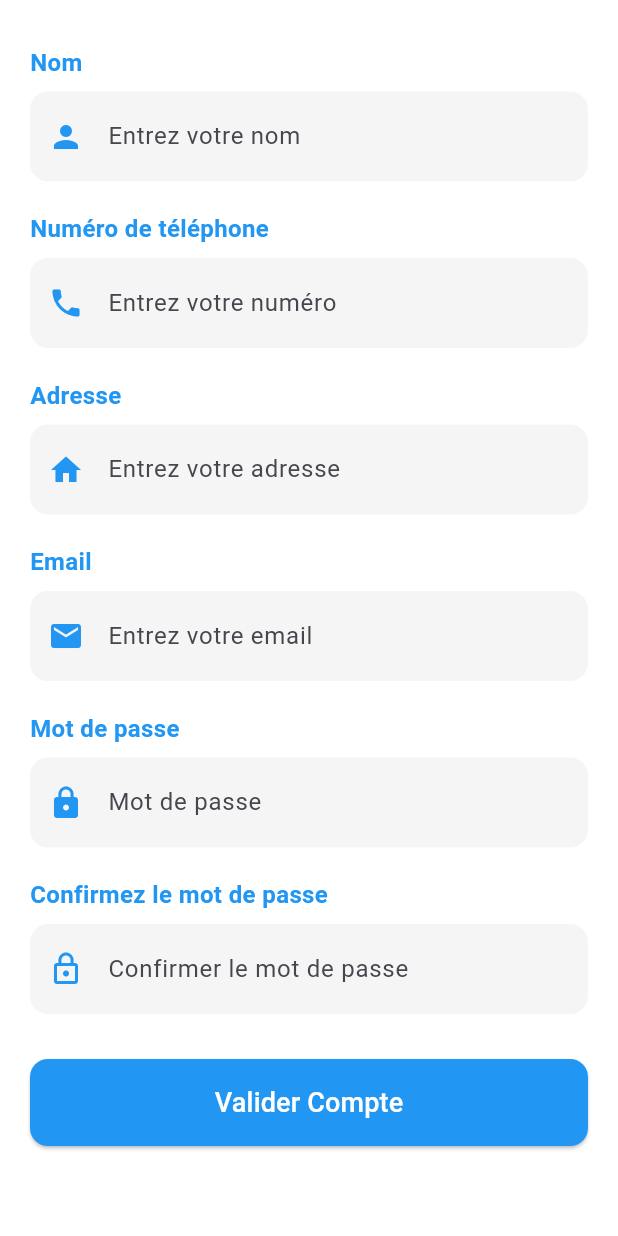
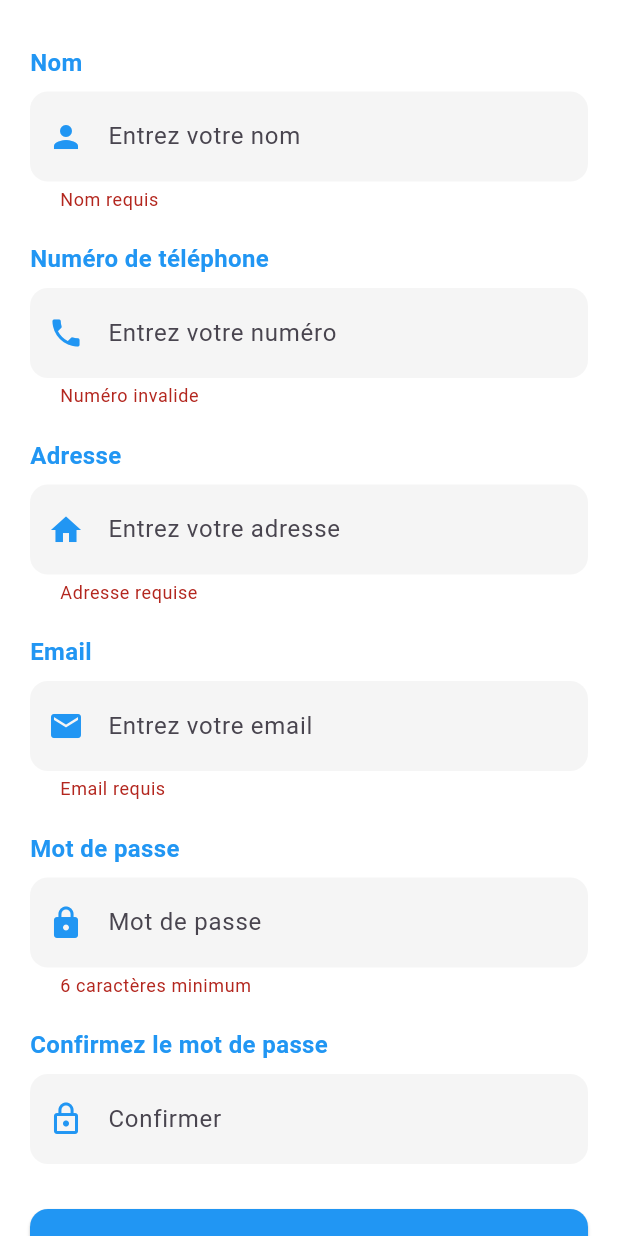
Before and after one commit to Achainu/Mon_pressing, a Flutter app: the CreerUnCompteScreen screen opened directly, scrolled down 88 dp, after a tap on "Valider Compte", on a phone screen of 412 x 824 dp. Run offline on Flutter 3.47's test engine with Material 3 defaults, Android fonts, the phone set to English and light mode, and no system bars; our stand-ins replace firebase_core; accounts and stored records are empty.

Commit message:
conversion du fichier creer un compte en stefulwidget

```diff
--- a/lib/compte/view/creer_un_compte_screen.dart
+++ b/lib/compte/view/creer_un_compte_screen.dart
@@ -1,7 +1,22 @@
 import 'package:flutter/material.dart';
 
-class CreerUnCompteScreen extends StatelessWidget {
+class CreerUnCompteScreen extends StatefulWidget {
   const CreerUnCompteScreen({super.key});
+
+  @override
+  State<CreerUnCompteScreen> createState() => _CreerUnCompteScreenState();
+}
+
+class _CreerUnCompteScreenState extends State<CreerUnCompteScreen> {
+
+  final _formKey = GlobalKey<FormState>();
+
+  final nomCtrl = TextEditingController();
+  final telCtrl = TextEditingController();
+  final adresseCtrl = TextEditingController();
+  final emailCtrl = TextEditingController();
+  final passCtrl = TextEditingController();
+  final confirmCtrl = TextEditingController();
 
   InputDecoration champStyle({
     required String hint,
@@ -12,10 +27,8 @@ class CreerUnCompteScreen extends StatelessWidget {
       prefixIcon: Icon(icon, color: Colors.blue),
       filled: true,
       fillColor: Colors.grey.shade100,
-      contentPadding: const EdgeInsets.symmetric(
-        vertical: 18,
-        horizontal: 16,
-      ),
+      contentPadding:
+          const EdgeInsets.symmetric(vertical: 18, horizontal: 16),
       border: OutlineInputBorder(
         borderRadius: BorderRadius.circular(12),
         borderSide: BorderSide.none,
@@ -41,6 +54,30 @@ class CreerUnCompteScreen extends StatelessWidget {
     );
   }
 
+  void validerCompte() {
+    if (_formKey.currentState!.validate()) {
+      print("Nom: ${nomCtrl.text}");
+      print("Tel: ${telCtrl.text}");
+      print("Adresse: ${adresseCtrl.text}");
+      print("Email: ${emailCtrl.text}");
+
+      ScaffoldMessenger.of(context).showSnackBar(
+        const SnackBar(content: Text("Formulaire valide ✅")),
+      );
+    }
+  }
+
+  @override
+  void dispose() {
+    nomCtrl.dispose();
+    telCtrl.dispose();
+    adresseCtrl.dispose();
+    emailCtrl.dispose();
+    passCtrl.dispose();
+    confirmCtrl.dispose();
+    super.dispose();
+  }
+
   @override
   Widget build(BuildContext context) {
     return Scaffold(
@@ -52,11 +89,14 @@ class CreerUnCompteScreen extends StatelessWidget {
               ScrollViewKeyboardDismissBehavior.onDrag,
           child: Padding(
             padding: const EdgeInsets.all(20),
+
+            /// ✅ FORM AJOUTÉ
+            child: Form(
+              key: _formKey,
               child: Column(
                 crossAxisAlignment: CrossAxisAlignment.start,
                 children: [
 
-                /// Titre
                   const Center(
                     child: Text(
                       "Entrez vos informations\npour créer un compte",
@@ -71,99 +111,113 @@ class CreerUnCompteScreen extends StatelessWidget {
 
                   const SizedBox(height: 30),
 
-                /// Nom
+                  /// NOM
                   titreChamp("Nom"),
-                TextField(
-                  textInputAction: TextInputAction.next,
-                  keyboardType: TextInputType.name,
+                  TextFormField(
+                    controller: nomCtrl,
                     decoration: champStyle(
                       hint: "Entrez votre nom",
                       icon: Icons.person,
                     ),
+                    validator: (v) =>
+                        v!.isEmpty ? "Nom requis" : null,
                   ),
 
                   const SizedBox(height: 20),
 
-                /// Téléphone
+                  /// TEL
                   titreChamp("Numéro de téléphone"),
-                TextField(
-                  textInputAction: TextInputAction.next,
+                  TextFormField(
+                    controller: telCtrl,
                     keyboardType: TextInputType.phone,
                     decoration: champStyle(
                       hint: "Entrez votre numéro",
                       icon: Icons.phone,
                     ),
+                    validator: (v) =>
+                        v!.length < 8 ? "Numéro invalide" : null,
                   ),
 
                   const SizedBox(height: 20),
 
-                /// Adresse
+                  /// ADRESSE
                   titreChamp("Adresse"),
-                TextField(
-                  textInputAction: TextInputAction.next,
-                  keyboardType: TextInputType.streetAddress,
+                  TextFormField(
+                    controller: adresseCtrl,
                     decoration: champStyle(
                       hint: "Entrez votre adresse",
                       icon: Icons.home,
                     ),
+                    validator: (v) =>
+                        v!.isEmpty ? "Adresse requise" : null,
                   ),
 
                   const SizedBox(height: 20),
 
-                /// Email
+                  /// EMAIL
                   titreChamp("Email"),
-                TextField(
-                  textInputAction: TextInputAction.next,
+                  TextFormField(
+                    controller: emailCtrl,
                     keyboardType: TextInputType.emailAddress,
                     decoration: champStyle(
                       hint: "Entrez votre email",
                       icon: Icons.email,
                     ),
+                    validator: (v) {
+                      if (v == null || v.isEmpty) return "Email requis";
+                      if (!v.contains("@")) return "Email invalide";
+                      return null;
+                    },
                   ),
 
                   const SizedBox(height: 20),
 
-                /// Mot de passe
+                  /// PASS
                   titreChamp("Mot de passe"),
-                TextField(
+                  TextFormField(
+                    controller: passCtrl,
                     obscureText: true,
-                  textInputAction: TextInputAction.next,
                     decoration: champStyle(
                       hint: "Mot de passe",
                       icon: Icons.lock,
                     ),
+                    validator: (v) =>
+                        v!.length < 6 ? "6 caractères minimum" : null,
                   ),
 
                   const SizedBox(height: 20),
 
-                /// Confirmation
+                  /// CONFIRM
                   titreChamp("Confirmez le mot de passe"),
-                TextField(
+                  TextFormField(
+                    controller: confirmCtrl,
                     obscureText: true,
-                  textInputAction: TextInputAction.done,
                     decoration: champStyle(
-                    hint: "Confirmer le mot de passe",
+                      hint: "Confirmer",
                       icon: Icons.lock_outline,
                     ),
+                    validator: (v) =>
+                        v != passCtrl.text ? "Mot de passe différent" : null,
                   ),
 
                   const SizedBox(height: 30),
 
-                /// Bouton
                   SizedBox(
                     width: double.infinity,
                     child: ElevatedButton(
+                      onPressed: validerCompte,
                       style: ElevatedButton.styleFrom(
-                      padding: const EdgeInsets.symmetric(vertical: 16),
+                        padding:
+                            const EdgeInsets.symmetric(vertical: 16),
                         backgroundColor: Colors.blue,
                         shape: RoundedRectangleBorder(
                           borderRadius: BorderRadius.circular(12),
                         ),
                       ),
-                    onPressed: () {},
                       child: const Text(
                         "Valider Compte",
-                      style: TextStyle(fontSize: 18, color: Colors.white),
+                        style: TextStyle(
+                            fontSize: 18, color: Colors.white),
                       ),
                     ),
                   ),
@@ -174,6 +228,7 @@ class CreerUnCompteScreen extends StatelessWidget {
             ),
           ),
         ),
+      ),
     );
   }
 }
```
Lines whose indentation alone changed are shown as unchanged.
